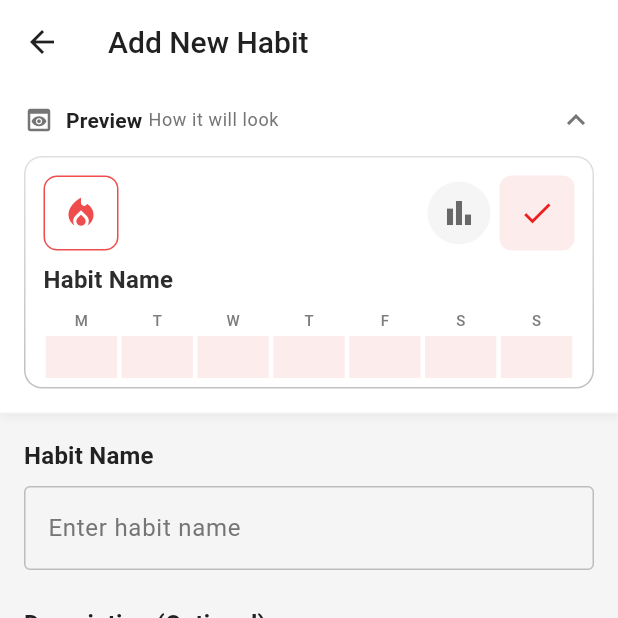
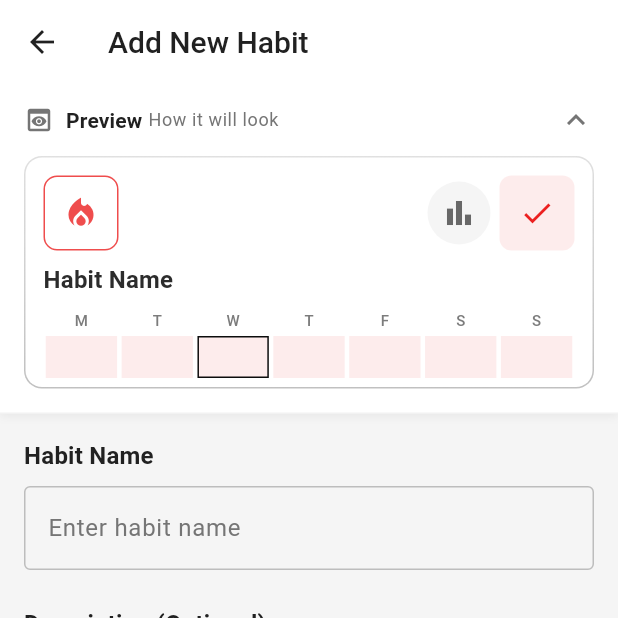
Before and after one commit to fcavaletto/habit_forge_app, a Flutter app: the AddHabitView screen opened directly with empty values, on a phone screen of 412 x 824 dp, the top half of it. Run offline on Flutter 3.47's test engine with Material 3 defaults, Android fonts, the phone set to English and light mode, and no system bars; our stand-ins replace fl_chart, flutter_colorpicker, flutter_local_notifications, shared_preferences, sqflite, timezone; accounts and stored records are empty.

Commit message:
feat: add current date highlight border to completion boxes
- Added thin border around completion box matching VirtualDateService.currentDate
- Black border in light theme, white border in dark theme
- Provides clear visual indication of which date is currently being viewed
- Works across all date override scenarios

```diff
--- a/lib/widgets/habit_card.dart
+++ b/lib/widgets/habit_card.dart
@@ -1032,6 +1032,17 @@ class _HabitCardState extends State<HabitCard> {
                                           )
                                         : 0.0;
 
+                                    // Check if this date is the current date for highlighting
+                                    final currentDate = VirtualDateService().currentDate;
+                                    final isCurrentDate = date.year == currentDate.year &&
+                                                          date.month == currentDate.month &&
+                                                          date.day == currentDate.day;
+
+                                    // Theme-aware border color for current date highlight
+                                    final borderColor = Theme.of(context).brightness == Brightness.light
+                                        ? Colors.black
+                                        : Colors.white;
+
                                     return Expanded(
                                       child: Container(
                                         margin: const EdgeInsets.symmetric(
@@ -1049,6 +1060,10 @@ class _HabitCardState extends State<HabitCard> {
                                           borderRadius: BorderRadius.circular(
                                             0,
                                           ),
+                                          border: isCurrentDate ? Border.all(
+                                            color: borderColor,
+                                            width: 1.0,
+                                          ) : null,
                                         ),
                                         // Display completion status in progress grid boxes
                                         // Visual hierarchy:
```
